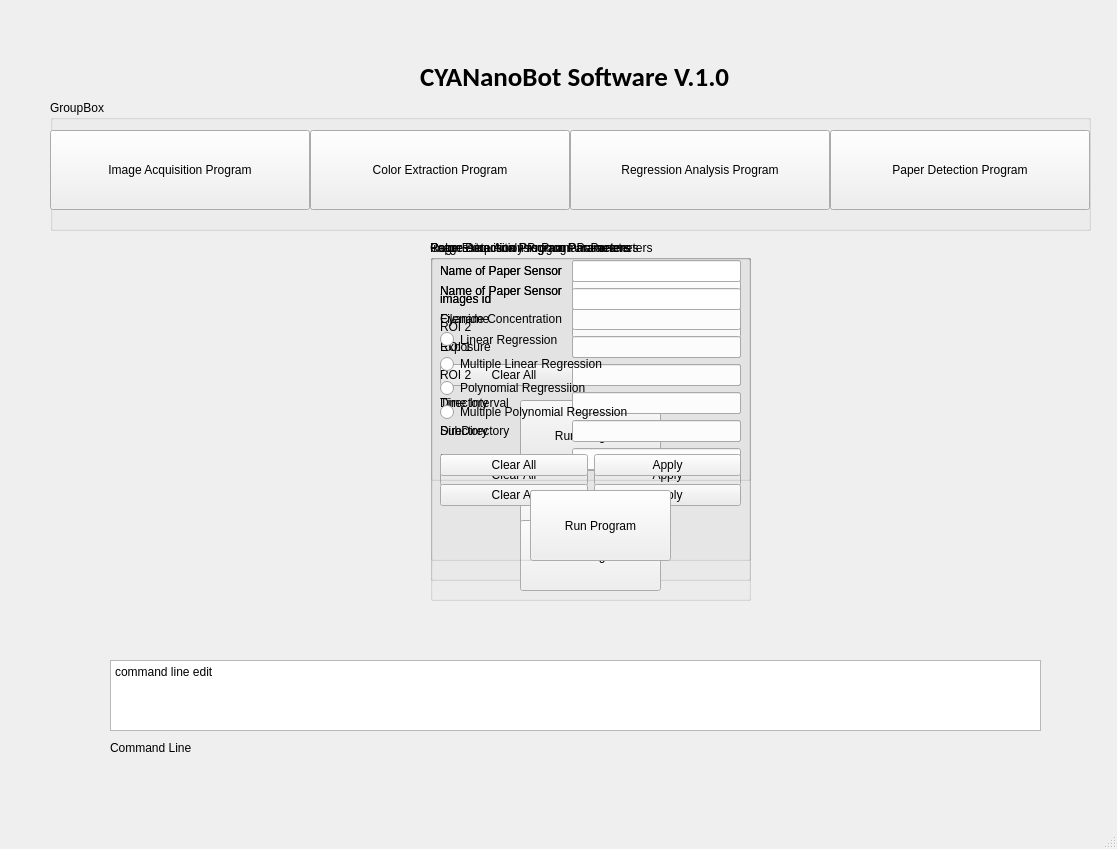
Qt form gui1.ui (phonecol/CYANanoBot--Analyzer) before a commit.
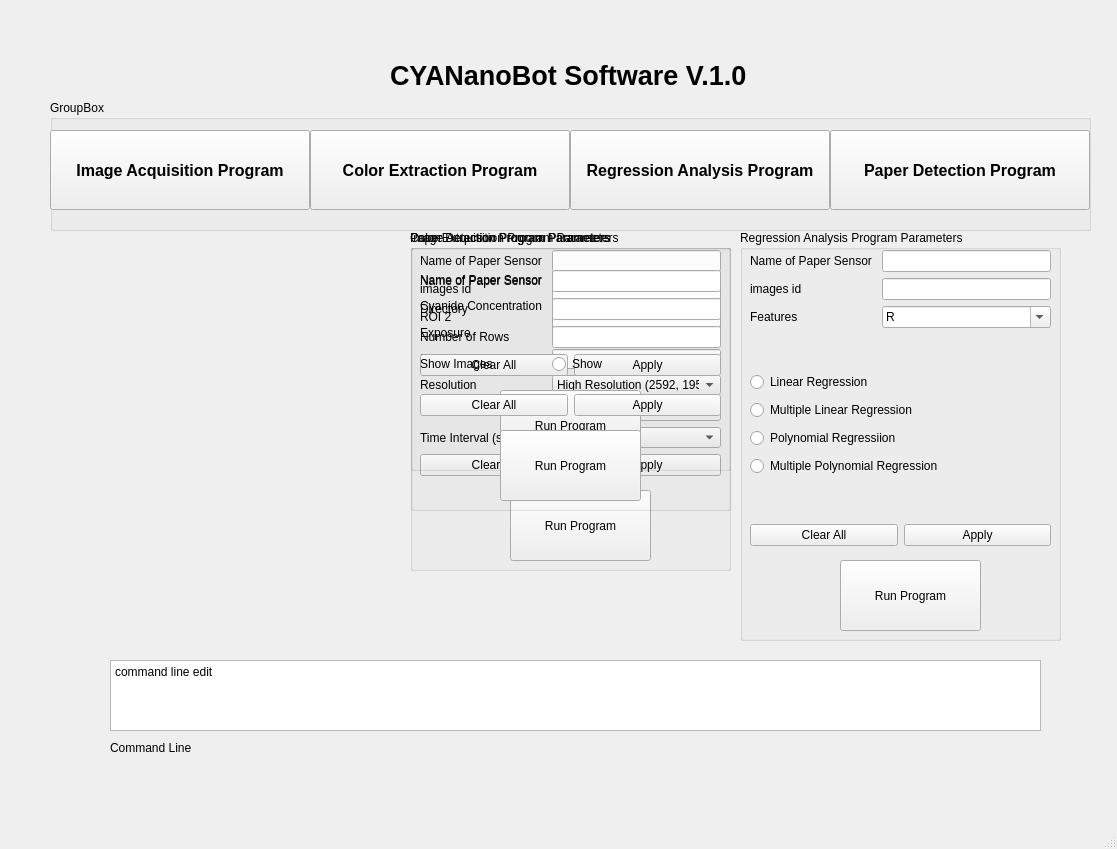
The same form after that commit.

```diff
--- a/gui1.ui
+++ b/gui1.ui
@@ -20,15 +20,15 @@
    <widget class="QLabel" name="label">
     <property name="geometry">
      <rect>
-      <x>420</x>
-      <y>60</y>
-      <width>310</width>
-      <height>33</height>
+      <x>390</x>
+      <y>50</y>
+      <width>381</width>
+      <height>51</height>
      </rect>
     </property>
     <property name="font">
      <font>
-      <family>Calibri</family>
+      <family>Arial</family>
       <pointsize>20</pointsize>
       <weight>75</weight>
       <bold>true</bold>
@@ -65,6 +65,14 @@
        <height>80</height>
       </rect>
      </property>
+     <property name="font">
+      <font>
+       <family>Arial</family>
+       <pointsize>12</pointsize>
+       <weight>75</weight>
+       <bold>true</bold>
+      </font>
+     </property>
      <property name="text">
       <string>Image Acquisition Program</string>
      </property>
@@ -87,6 +95,14 @@
        <height>16777215</height>
       </size>
      </property>
+     <property name="font">
+      <font>
+       <family>Arial</family>
+       <pointsize>12</pointsize>
+       <weight>75</weight>
+       <bold>true</bold>
+      </font>
+     </property>
      <property name="text">
       <string>Color Extraction Program</string>
      </property>
@@ -100,6 +116,14 @@
        <height>80</height>
       </rect>
      </property>
+     <property name="font">
+      <font>
+       <family>Arial</family>
+       <pointsize>12</pointsize>
+       <weight>75</weight>
+       <bold>true</bold>
+      </font>
+     </property>
      <property name="text">
       <string>Regression Analysis Program</string>
      </property>
@@ -113,6 +137,14 @@
        <height>80</height>
       </rect>
      </property>
+     <property name="font">
+      <font>
+       <family>Arial</family>
+       <pointsize>12</pointsize>
+       <weight>75</weight>
+       <bold>true</bold>
+      </font>
+     </property>
      <property name="text">
       <string>Paper Detection Program</string>
      </property>
@@ -147,8 +179,8 @@
    <widget class="QGroupBox" name="groupBox_2">
     <property name="geometry">
      <rect>
-      <x>430</x>
-      <y>240</y>
+      <x>410</x>
+      <y>230</y>
       <width>321</width>
       <height>341</height>
      </rect>
@@ -162,7 +194,7 @@
        <x>10</x>
        <y>40</y>
        <width>301</width>
-       <height>171</height>
+       <height>178</height>
       </rect>
      </property>
      <layout class="QFormLayout" name="formLayout">
@@ -197,34 +229,183 @@
        <widget class="QLineEdit" name="ia_exposure"/>
       </item>
       <item row="3" column="0">
+       <widget class="QLabel" name="label_8">
+        <property name="text">
+         <string>Directory</string>
+        </property>
+       </widget>
+      </item>
+      <item row="3" column="1">
+       <widget class="QLineEdit" name="ia_directory"/>
+      </item>
+      <item row="4" column="0">
        <widget class="QLabel" name="label_6">
         <property name="text">
          <string>Resolution</string>
         </property>
        </widget>
       </item>
-      <item row="3" column="1">
-       <widget class="QLineEdit" name="ia_resolution"/>
+      <item row="4" column="1">
+       <widget class="QComboBox" name="ia_resolution_combo">
+        <item>
+         <property name="text">
+          <string>High Resolution (2592, 1952)</string>
+         </property>
+        </item>
+        <item>
+         <property name="text">
+          <string>Medium Resolution (1024, 768)</string>
+         </property>
+        </item>
+        <item>
+         <property name="text">
+          <string>Low Resolution (640,480)</string>
+         </property>
+        </item>
+       </widget>
       </item>
-      <item row="4" column="0">
+      <item row="5" column="0">
+       <widget class="QLabel" name="label_9">
+        <property name="text">
+         <string>Number of Images</string>
+        </property>
+       </widget>
+      </item>
+      <item row="6" column="0">
        <widget class="QLabel" name="label_7">
         <property name="text">
-         <string>Time Interval</string>
-        </property>
-       </widget>
-      </item>
-      <item row="4" column="1">
-       <widget class="QLineEdit" name="ia_time_interval"/>
-      </item>
-      <item row="5" column="0">
-       <widget class="QLabel" name="label_8">
-        <property name="text">
-         <string>Directory</string>
+         <string>Time Interval (sec)</string>
         </property>
        </widget>
       </item>
       <item row="5" column="1">
-       <widget class="QLineEdit" name="ia_directory"/>
+       <widget class="QComboBox" name="ia_num_images_combo">
+        <property name="currentText">
+         <string>30</string>
+        </property>
+        <item>
+         <property name="text">
+          <string>5</string>
+         </property>
+        </item>
+        <item>
+         <property name="text">
+          <string>10</string>
+         </property>
+        </item>
+        <item>
+         <property name="text">
+          <string>20</string>
+         </property>
+        </item>
+        <item>
+         <property name="text">
+          <string>30</string>
+         </property>
+        </item>
+        <item>
+         <property name="text">
+          <string>40</string>
+         </property>
+        </item>
+        <item>
+         <property name="text">
+          <string>50</string>
+         </property>
+        </item>
+        <item>
+         <property name="text">
+          <string>60</string>
+         </property>
+        </item>
+        <item>
+         <property name="text">
+          <string>70</string>
+         </property>
+        </item>
+        <item>
+         <property name="text">
+          <string>80</string>
+         </property>
+        </item>
+        <item>
+         <property name="text">
+          <string>90</string>
+         </property>
+        </item>
+        <item>
+         <property name="text">
+          <string>100</string>
+         </property>
+        </item>
+       </widget>
+      </item>
+      <item row="6" column="1">
+       <widget class="QComboBox" name="ia_time_int_combo">
+        <property name="currentText">
+         <string>30</string>
+        </property>
+        <item>
+         <property name="text">
+          <string>5</string>
+         </property>
+        </item>
+        <item>
+         <property name="text">
+          <string>10</string>
+         </property>
+        </item>
+        <item>
+         <property name="text">
+          <string>15</string>
+         </property>
+        </item>
+        <item>
+         <property name="text">
+          <string>20</string>
+         </property>
+        </item>
+        <item>
+         <property name="text">
+          <string>25</string>
+         </property>
+        </item>
+        <item>
+         <property name="text">
+          <string>30</string>
+         </property>
+        </item>
+        <item>
+         <property name="text">
+          <string>35</string>
+         </property>
+        </item>
+        <item>
+         <property name="text">
+          <string>40</string>
+         </property>
+        </item>
+        <item>
+         <property name="text">
+          <string>45</string>
+         </property>
+        </item>
+        <item>
+         <property name="text">
+          <string>50</string>
+         </property>
+        </item>
+        <item>
+         <property name="text">
+          <string>55</string>
+         </property>
+        </item>
+        <item>
+         <property name="text">
+          <string>60</string>
+         </property>
+        </item>
+       </widget>
       </item>
      </layout>
     </widget>
@@ -257,7 +438,7 @@
     <widget class="QPushButton" name="ia_run_button">
      <property name="geometry">
       <rect>
-       <x>90</x>
+       <x>100</x>
        <y>260</y>
        <width>141</width>
        <height>71</height>
@@ -271,8 +452,8 @@
    <widget class="QGroupBox" name="groupBox_4">
     <property name="geometry">
      <rect>
-      <x>430</x>
-      <y>240</y>
+      <x>410</x>
+      <y>230</y>
       <width>321</width>
       <height>241</height>
      </rect>
@@ -286,7 +467,7 @@
        <x>10</x>
        <y>20</y>
        <width>301</width>
-       <height>101</height>
+       <height>81</height>
       </rect>
      </property>
      <layout class="QFormLayout" name="formLayout_5">
@@ -365,10 +546,10 @@
    <widget class="QGroupBox" name="groupBox_3">
     <property name="geometry">
      <rect>
-      <x>430</x>
-      <y>240</y>
+      <x>410</x>
+      <y>230</y>
       <width>321</width>
-      <height>361</height>
+      <height>281</height>
      </rect>
     </property>
     <property name="title">
@@ -380,7 +561,7 @@
        <x>10</x>
        <y>40</y>
        <width>301</width>
-       <height>191</height>
+       <height>111</height>
       </rect>
      </property>
      <layout class="QFormLayout" name="formLayout_3">
@@ -395,72 +576,46 @@
        <widget class="QLineEdit" name="pd_paper_sensor"/>
       </item>
       <item row="1" column="0">
-       <widget class="QLabel" name="label_16">
-        <property name="text">
-         <string>Filename</string>
-        </property>
-       </widget>
-      </item>
-      <item row="1" column="1">
-       <widget class="QLineEdit" name="pd_filename"/>
-      </item>
-      <item row="2" column="0">
-       <widget class="QLabel" name="label_17">
-        <property name="text">
-         <string>ROI 1</string>
-        </property>
-       </widget>
-      </item>
-      <item row="2" column="1">
-       <widget class="QLineEdit" name="pd_rf1"/>
-      </item>
-      <item row="3" column="0">
-       <widget class="QLabel" name="label_18">
-        <property name="text">
-         <string>ROI 2</string>
-        </property>
-       </widget>
-      </item>
-      <item row="3" column="1">
-       <widget class="QLineEdit" name="pd_rf2"/>
-      </item>
-      <item row="4" column="0">
        <widget class="QLabel" name="label_19">
         <property name="text">
          <string>Directory</string>
         </property>
        </widget>
       </item>
-      <item row="4" column="1">
+      <item row="1" column="1">
        <widget class="QLineEdit" name="pd_directory"/>
       </item>
-      <item row="5" column="0">
-       <widget class="QLabel" name="label_20">
-        <property name="text">
-         <string>SubDirectory</string>
-        </property>
-       </widget>
-      </item>
-      <item row="5" column="1">
-       <widget class="QLineEdit" name="pd_subdirectory"/>
-      </item>
-      <item row="6" column="0">
+      <item row="2" column="0">
        <widget class="QLabel" name="label_21">
         <property name="text">
          <string>Number of Rows</string>
         </property>
        </widget>
       </item>
-      <item row="6" column="1">
+      <item row="2" column="1">
        <widget class="QLineEdit" name="pd_num_rows"/>
       </item>
+      <item row="3" column="1">
+       <widget class="QRadioButton" name="pd_show_images_radButton">
+        <property name="text">
+         <string>Show</string>
+        </property>
+       </widget>
+      </item>
+      <item row="3" column="0">
+       <widget class="QLabel" name="label_10">
+        <property name="text">
+         <string>Show Images</string>
+        </property>
+       </widget>
+      </item>
      </layout>
     </widget>
     <widget class="QPushButton" name="pd_run_button">
      <property name="geometry">
       <rect>
        <x>90</x>
-       <y>280</y>
+       <y>200</y>
        <width>141</width>
        <height>71</height>
       </rect>
@@ -473,7 +628,7 @@
      <property name="geometry">
       <rect>
        <x>10</x>
-       <y>240</y>
+       <y>160</y>
        <width>301</width>
        <height>31</height>
       </rect>
@@ -502,10 +657,10 @@
     </property>
     <property name="geometry">
      <rect>
-      <x>430</x>
-      <y>240</y>
+      <x>740</x>
+      <y>230</y>
       <width>321</width>
-      <height>321</height>
+      <height>411</height>
      </rect>
     </property>
     <property name="title">
@@ -517,7 +672,7 @@
        <x>10</x>
        <y>20</y>
        <width>301</width>
-       <height>61</height>
+       <height>111</height>
       </rect>
      </property>
      <layout class="QFormLayout" name="formLayout_7">
@@ -541,13 +696,102 @@
       <item row="1" column="1">
        <widget class="QLineEdit" name="ra_id"/>
       </item>
+      <item row="2" column="1">
+       <widget class="QComboBox" name="ra_features">
+        <property name="editable">
+         <bool>true</bool>
+        </property>
+        <item>
+         <property name="text">
+          <string>R</string>
+         </property>
+        </item>
+        <item>
+         <property name="text">
+          <string>G</string>
+         </property>
+        </item>
+        <item>
+         <property name="text">
+          <string>B</string>
+         </property>
+        </item>
+        <item>
+         <property name="text">
+          <string>RGB</string>
+         </property>
+        </item>
+        <item>
+         <property name="text">
+          <string>H</string>
+         </property>
+        </item>
+        <item>
+         <property name="text">
+          <string>S</string>
+         </property>
+        </item>
+        <item>
+         <property name="text">
+          <string>V</string>
+         </property>
+        </item>
+        <item>
+         <property name="text">
+          <string>HSV</string>
+         </property>
+        </item>
+        <item>
+         <property name="text">
+          <string>L </string>
+         </property>
+        </item>
+        <item>
+         <property name="text">
+          <string>a</string>
+         </property>
+        </item>
+        <item>
+         <property name="text">
+          <string>b</string>
+         </property>
+        </item>
+        <item>
+         <property name="text">
+          <string>Lab</string>
+         </property>
+        </item>
+        <item>
+         <property name="text">
+          <string>RGBHSV</string>
+         </property>
+        </item>
+        <item>
+         <property name="text">
+          <string>RGBHSVLab</string>
+         </property>
+        </item>
+        <item>
+         <property name="text">
+          <string>RGBHSVLab</string>
+         </property>
+        </item>
+       </widget>
+      </item>
+      <item row="2" column="0">
+       <widget class="QLabel" name="label_11">
+        <property name="text">
+         <string>Features</string>
+        </property>
+       </widget>
+      </item>
      </layout>
     </widget>
     <widget class="QPushButton" name="ra_run_button">
      <property name="geometry">
       <rect>
        <x>100</x>
-       <y>250</y>
+       <y>330</y>
        <width>141</width>
        <height>71</height>
       </rect>
@@ -560,7 +804,7 @@
      <property name="geometry">
       <rect>
        <x>10</x>
-       <y>210</y>
+       <y>290</y>
        <width>301</width>
        <height>31</height>
       </rect>
@@ -586,9 +830,9 @@
      <property name="geometry">
       <rect>
        <x>10</x>
-       <y>90</y>
+       <y>140</y>
        <width>301</width>
-       <height>91</height>
+       <height>111</height>
       </rect>
      </property>
      <layout class="QVBoxLayout" name="verticalLayout">
```
Left out of the diff: 6 changed lines with no effect on the pictures.
